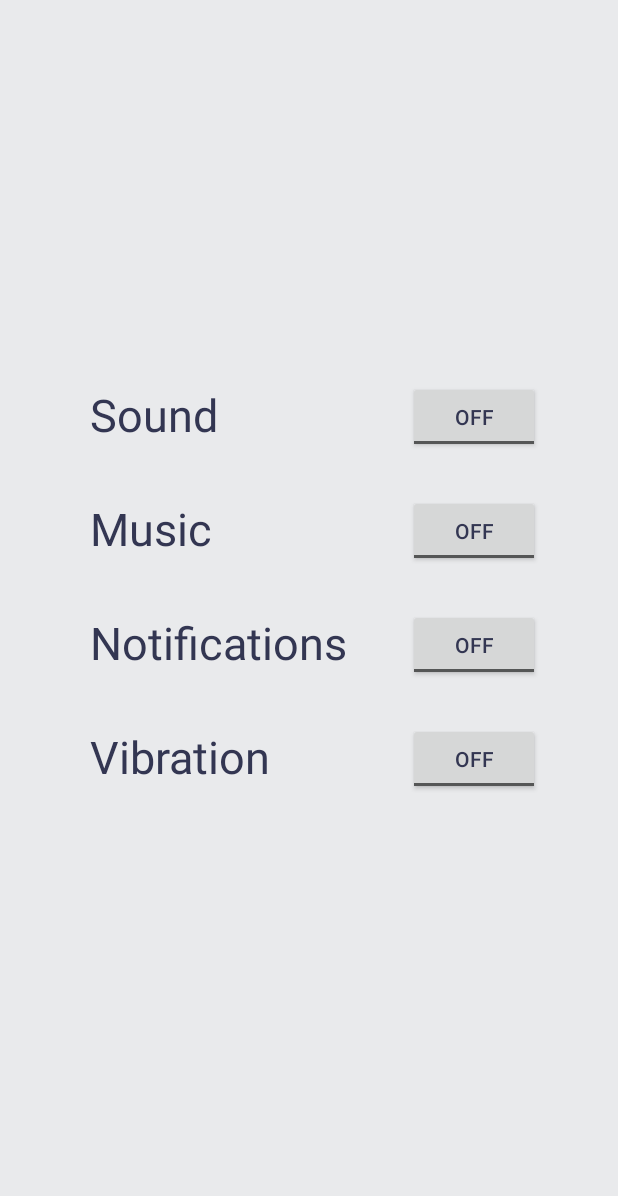
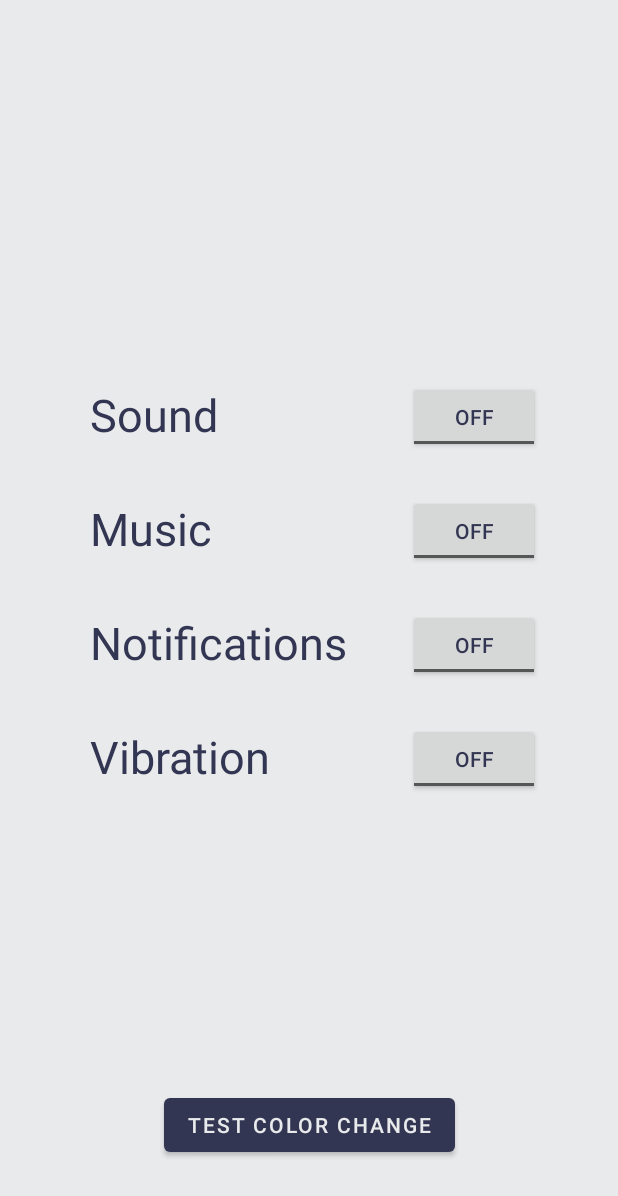
Before and after one commit to Dessie0/TriviaChance, an Android app: the SettingsActivity screen opened directly, with no data from a screen before it, on a phone screen of 412 x 824 dp. Shown: the top 1196 px of the screen. Run offline under Robolectric (Android 15) with nearby library versions, the phone set to English and light mode, and no system bars; network calls fail.

Commit message:
Added a secondary theme (likely to change) settings has a temp button to change the theme framework should be in place to keep adding themes question button colors no longer hard coded (now based on theme colors)

```diff
--- a/app/src/main/java/edu/floridapoly/mobiledeviceapplications/fall22/triviachance/InventoryActivity.java
+++ b/app/src/main/java/edu/floridapoly/mobiledeviceapplications/fall22/triviachance/InventoryActivity.java
@@ -15,6 +15,7 @@ public class InventoryActivity extends AppCompatActivity {
     @Override
     protected void onCreate(Bundle savedInstanceState) {
         super.onCreate(savedInstanceState);
+        ThemeUtil.onActivityCreateTheme(this);
         setContentView(R.layout.activity_inventory);
 
         redeemPrizesButton = findViewById(R.id.redeemPrizesButton);
--- a/app/src/main/java/edu/floridapoly/mobiledeviceapplications/fall22/triviachance/MainMenu.java
+++ b/app/src/main/java/edu/floridapoly/mobiledeviceapplications/fall22/triviachance/MainMenu.java
@@ -56,6 +56,7 @@ public class MainMenu extends AppCompatActivity {
     @Override
     protected void onCreate(Bundle savedInstanceState) {
         super.onCreate(savedInstanceState);
+        ThemeUtil.onActivityCreateTheme(this);
         setContentView(R.layout.activity_main_menu);
 
         //Create the API.
--- a/app/src/main/java/edu/floridapoly/mobiledeviceapplications/fall22/triviachance/RedeemActivity.java
+++ b/app/src/main/java/edu/floridapoly/mobiledeviceapplications/fall22/triviachance/RedeemActivity.java
@@ -9,6 +9,7 @@ public class RedeemActivity extends AppCompatActivity {
     @Override
     protected void onCreate(Bundle savedInstanceState) {
         super.onCreate(savedInstanceState);
+        ThemeUtil.onActivityCreateTheme(this);
         setContentView(R.layout.activity_redeem);
     }
 }
--- a/app/src/main/java/edu/floridapoly/mobiledeviceapplications/fall22/triviachance/ResultsActivity.java
+++ b/app/src/main/java/edu/floridapoly/mobiledeviceapplications/fall22/triviachance/ResultsActivity.java
@@ -15,6 +15,7 @@ public class ResultsActivity extends AppCompatActivity {
     @Override
     protected void onCreate(Bundle savedInstanceState) {
         super.onCreate(savedInstanceState);
+        ThemeUtil.onActivityCreateTheme(this);
         setContentView(R.layout.activity_results);
 
 
--- a/app/src/main/java/edu/floridapoly/mobiledeviceapplications/fall22/triviachance/SettingsActivity.java
+++ b/app/src/main/java/edu/floridapoly/mobiledeviceapplications/fall22/triviachance/SettingsActivity.java
@@ -1,8 +1,12 @@
 package edu.floridapoly.mobiledeviceapplications.fall22.triviachance;
 
 import androidx.appcompat.app.AppCompatActivity;
+import androidx.appcompat.app.AppCompatDelegate;
 
+import android.content.res.Resources;
+import android.graphics.Color;
 import android.os.Bundle;
+import android.view.View;
 import android.widget.TextView;
 import android.widget.ToggleButton;
 
@@ -16,6 +20,7 @@ public class SettingsActivity extends AppCompatActivity {
     @Override
     protected void onCreate(Bundle savedInstanceState) {
         super.onCreate(savedInstanceState);
+        ThemeUtil.onActivityCreateTheme(this);
         setContentView(R.layout.activity_settings);
 
         soundToggle = findViewById(R.id.soundToggle);
@@ -24,4 +29,8 @@ public class SettingsActivity extends AppCompatActivity {
         vibrationToggle = findViewById(R.id.vibrationToggle);
 
     }
+
+    public void testColorChange(View view) {
+        ThemeUtil.changeToTheme(this, R.style.Theme_TriviaChance_Gold);
+    }
 }
--- /dev/null
+++ b/app/src/main/java/edu/floridapoly/mobiledeviceapplications/fall22/triviachance/ThemeUtil.java
@@ -0,0 +1,31 @@
+package edu.floridapoly.mobiledeviceapplications.fall22.triviachance;
+
+import android.app.Activity;
+
+import android.content.Intent;
+
+public class ThemeUtil {
+    private static int cTheme;
+
+    public static void changeToTheme(Activity activity, int theme) {
+        cTheme = theme;
+        activity.finish();
+        activity.startActivity(new Intent(activity, activity.getClass()));
+    }
+
+    public static void onActivityCreateTheme(Activity activity) {
+        switch (cTheme) {
+            case R.style.Theme_TriviaChance_Gold:
+                activity.setTheme(R.style.Theme_TriviaChance_Gold);
+                break;
+            default:
+                activity.setTheme(R.style.Theme_TriviaChance_Main);
+                break;
+        }
+
+    }
+
+    public static int getCurrentTheme() {
+        return cTheme;
+    }
+}
--- a/app/src/main/res/layout/activity_main_menu.xml
+++ b/app/src/main/res/layout/activity_main_menu.xml
@@ -42,7 +42,7 @@
         android:scaleType="fitCenter"
         android:src="@drawable/ic_settings"
         android:text="@string/settings"
-        android:tint="@color/blue_grey"
+        android:tint="?attr/colorPrimaryVariant"
         app:layout_constraintBottom_toBottomOf="parent"
         app:layout_constraintStart_toStartOf="parent" />
 
@@ -57,7 +57,7 @@
         android:scaleType="fitCenter"
         android:src="@drawable/ic_inventory"
         android:text="@string/inventory"
-        android:tint="@color/blue_grey"
+        android:tint="?attr/colorPrimaryVariant"
         app:layout_constraintBottom_toBottomOf="parent"
         app:layout_constraintEnd_toEndOf="parent" />
 
@@ -122,7 +122,7 @@
         android:alpha="0"
         android:backgroundTint="#00FFFFFF"
         android:scaleType="fitCenter"
-        android:tint="@color/blue_grey"
+        android:tint="?attr/colorPrimaryVariant"
         app:layout_constraintBottom_toBottomOf="parent"
         app:layout_constraintStart_toStartOf="parent"
         app:srcCompat="@drawable/ic_back"
--- a/app/src/main/res/layout/activity_settings.xml
+++ b/app/src/main/res/layout/activity_settings.xml
@@ -84,4 +84,15 @@
         app:layout_constraintStart_toStartOf="parent"
         app:layout_constraintTop_toTopOf="parent" />
 
+    <Button
+        android:id="@+id/button"
+        android:layout_width="wrap_content"
+        android:layout_height="wrap_content"
+        android:layout_marginBottom="50dp"
+        android:onClick="testColorChange"
+        android:text="test color change"
+        app:layout_constraintBottom_toBottomOf="parent"
+        app:layout_constraintEnd_toEndOf="parent"
+        app:layout_constraintStart_toStartOf="parent" />
+
 </androidx.constraintlayout.widget.ConstraintLayout>
--- a/app/src/main/res/values/colors.xml
+++ b/app/src/main/res/values/colors.xml
@@ -22,4 +22,10 @@
     <color name="yellow">#FAD02C</color>
     <color name="dark_blue">#333652</color>
 
+    <!-- Emerald Enterance -->
+    <color name="tan">#B68D40</color>
+    <color name="cream">#F4EBD0</color>
+    <color name="charcoal">#122620</color>
+    <color name="gold">#D6AD60</color>
+
 </resources>
--- a/app/src/main/res/values/themes.xml
+++ b/app/src/main/res/values/themes.xml
@@ -15,4 +15,21 @@
         <item name="android:windowBackground">@color/pewter</item>
         <item name="android:textColor">@color/dark_blue</item>
     </style>
+
+    <style name="Theme.TriviaChance.Gold">
+        <!-- Primary brand color. -->
+        <item name="colorPrimary">@color/tan</item>
+        <item name="colorPrimaryVariant">@color/gold</item>
+        <item name="colorOnPrimary">@color/charcoal</item>
+        <!-- Secondary brand color. -->
+        <item name="colorSecondary">@color/charcoal</item>
+        <item name="colorSecondaryVariant">@color/charcoal</item>
+        <item name="colorOnSecondary">@color/gold</item>
+        <!-- Status bar color. -->
+        <item name="android:statusBarColor" tools:targetApi="l">?attr/colorPrimary</item>
+        <!-- Customize your theme here. -->
+        <item name="android:windowBackground">@color/cream</item>
+        <item name="android:textColor">@color/charcoal</item>
+
+    </style>
 </resources>
```
Also changed, not shown: app/src/main/java/edu/floridapoly/mobiledeviceapplications/fall22/triviachance/QuestionActivity.java (+17 -3 lines).
